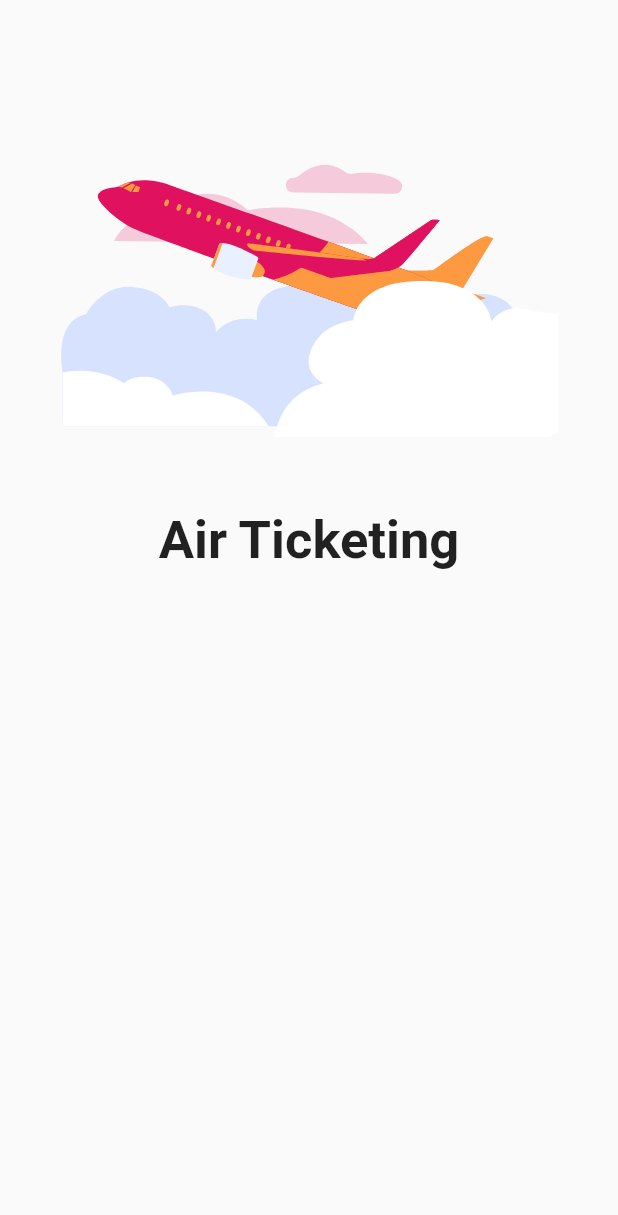
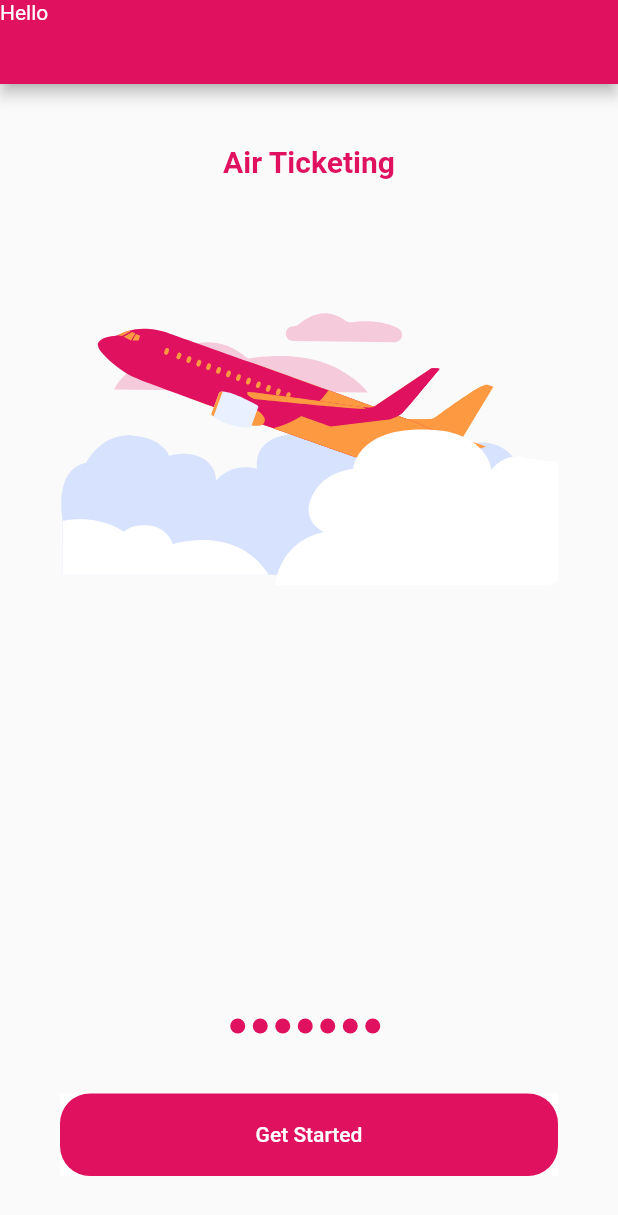
Before and after one commit to shihabcse1/Flutter-Onboard-Screen, a Flutter app: the screen it shows after launch, on a phone screen of 412 x 824 dp. Shown: the top 1215 px of the screen. Run offline on Flutter 3.47's test engine with Material 2 defaults, Android fonts, the phone set to English and light mode, and no system bars; our stand-ins replace flutter_svg.

Commit message:
overall colors added

```diff
--- a/lib/OnBoarding.dart
+++ b/lib/OnBoarding.dart
@@ -11,31 +11,107 @@ class OnBoarding extends StatefulWidget {
 }
 
 class _OnBoardingState extends State<OnBoarding> {
+  int currentIndex = 0;
+  PageController? _controller;
+
+  @override
+  void initState() {
+    _controller = PageController(initialPage: 0);
+    super.initState();
+  }
+
+  @override
+  void dispose() {
+    _controller!.dispose();
+    super.dispose();
+  }
+
   @override
   Widget build(BuildContext context) {
     return Scaffold(
-      body: PageView.builder(
+      appBar: AppBar(
+        leading: Text("Hello"),
+        backgroundColor: Color(0xffE0115F),
+      ),
+      body: Column(
+        children: [
+          Expanded(
+            child: PageView.builder(
+              controller: _controller,
               itemCount: contents.length,
+                onPageChanged: (int index){
+                  setState(() {
+                    currentIndex = index;
+                  });
+                },
                 itemBuilder: (_ , i){
                   return Padding(
                     padding: const EdgeInsets.all(40.0),
                     child: Column(
                       children: [
+                        Text(
+                          contents[i].title!,
+                          style: TextStyle(
+                            fontSize: 20,
+                            fontWeight: FontWeight.bold,
+                            color: Color(0xffE0115F),
+                          ),
+                        ),
+                        SizedBox(height: 20,),
                         SvgPicture.asset(
                           contents[i].image!,
                           height: 300,
                         ),
-                  Text(
-                    contents[i].title!,
-                    style: TextStyle(
-                      fontSize: 35,
-                      fontWeight: FontWeight.bold,
+                      ],
+                    ),
+                  );
+                }
+            ),
+          ),
+          Container(
+            child: Row(
+              mainAxisAlignment: MainAxisAlignment.center,
+              children: List.generate(
+                  contents.length,
+                      (index) => buildDot(index, context),
+              ),
+            ),
+          ),
+          Container(
+            height: 55,
+            margin: EdgeInsets.all(40.0),
+            width: double.infinity,
+            color: Colors.white,
+            child: FlatButton(
+              child: Text("Get Started"),
+              onPressed: (){
+                if(currentIndex == contents.length - 1){
+                  _controller?.nextPage(
+                      duration: Duration(milliseconds: 100),
+                      curve: Curves.bounceIn,
+                  );
+                }
+              },
+              color: Color(0xffE0115F),
+              textColor: Colors.white,
+              shape: RoundedRectangleBorder(
+                borderRadius: BorderRadius.circular(20),
+              ),
             ),
           ),
         ],
       ),
     );
   }
+
+  Container buildDot(int index, BuildContext context) {
+    return Container(
+       height: 10,
+       width: 10,
+       margin: EdgeInsets.only(right: 5),
+       decoration: BoxDecoration(
+          borderRadius: BorderRadius.circular(20),
+          color: Color(0xffE0115F),
        ),
     );
   }
```
Also changed, not shown: images/logo.svg (added). Lines whose indentation alone changed are shown as unchanged.
